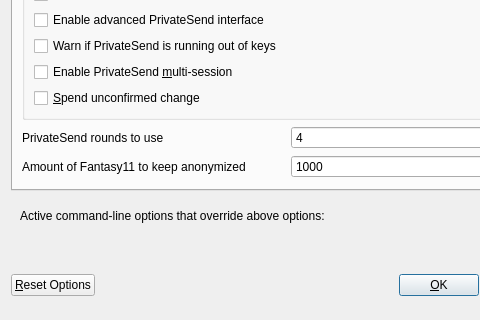
Qt form src/qt/forms/optionsdialog.ui (fantasy11coin/hostmasternode) before a commit; both pictures show x 0 to 480 and y 117 to 437 of the 576 by 437 pixel window.
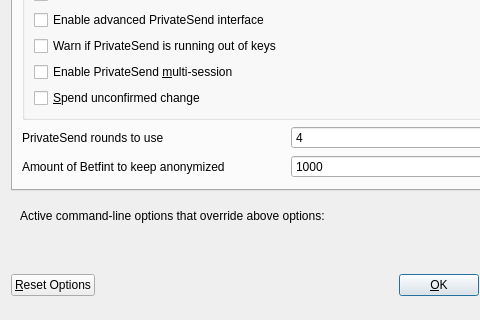
The same form after that commit. The open tabs and pages were chosen to show the change. Custom widgets are drawn as their Qt base class.

Commit message: change name to betfint

The edit to the form file:
```diff
--- a/src/qt/forms/optionsdialog.ui
+++ b/src/qt/forms/optionsdialog.ui
@@ -253,7 +253,7 @@
             <string notr="true"/>
            </property>
            <property name="text">
-            <string>Amount of Fantasy11 to keep anonymized</string>
+            <string>Amount of Betfint to keep anonymized</string>
            </property>
           </widget>
          </item>
```
Left out of the diff: 8 changed lines with no effect on the pictures. The commit also changes 513 other files.
